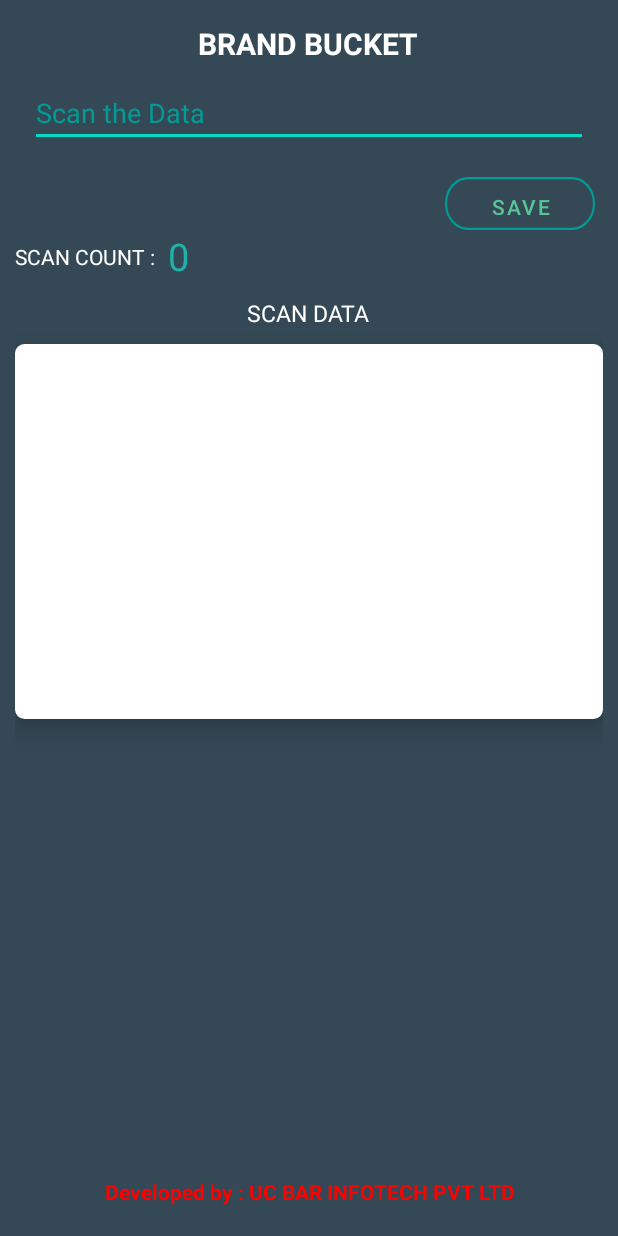
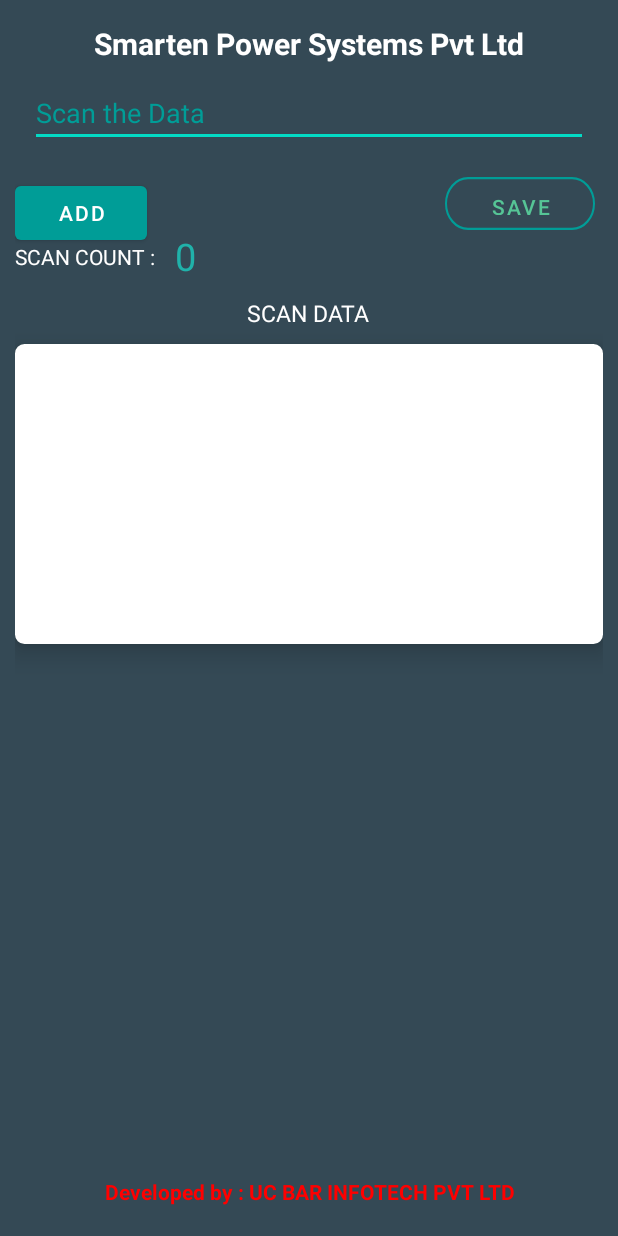
Before and after one commit to ShitaranjanHuidrom596/ScanCloud, an Android app: the screen it shows after launch (MainActivity), on a phone screen of 412 x 824 dp. Run offline under Robolectric (Android 15) with nearby library versions, the phone set to English and light mode, and no system bars.

Commit message:
New Smarten

```diff
--- a/app/build.gradle
+++ b/app/build.gradle
@@ -8,7 +8,7 @@ android {
 
     defaultConfig {
         applicationId "com.ucbar.recordkeeping"
-        minSdkVersion 22
+        minSdkVersion 20
         targetSdkVersion 30
         versionCode 1
         versionName "1.0"
--- a/app/src/main/res/layout/activity_main.xml
+++ b/app/src/main/res/layout/activity_main.xml
@@ -21,7 +21,7 @@
             android:textSize="20sp"
             android:textStyle="bold"
             android:textColor="@color/white"
-            android:text="BRAND BUCKET" />
+            android:text="Smarten Power Systems Pvt Ltd" />
 
         <EditText
             android:id="@+id/input_txt"
@@ -45,7 +45,7 @@
             android:layout_marginTop="10dp"
             android:layout_alignParentStart="true"
             android:text="Add"
-            android:visibility="gone" />
+            android:visibility="visible" />
 
         <Button
             android:id="@+id/save_btn"
@@ -74,7 +74,7 @@
             android:id="@+id/scancount_txt"
             android:layout_below="@+id/save_btn"
             android:layout_toRightOf="@+id/scancount_lbl"
-            android:layout_marginStart="5dp"
+            android:layout_marginStart="10dp"
             android:layout_width="wrap_content"
             android:layout_height="wrap_content"
             android:textSize="25sp"
@@ -106,14 +106,14 @@
                 android:id="@+id/scroll"
                 android:layout_width="match_parent"
 
-                android:layout_height="250dp">
+                android:layout_height="200dp">
 
                 <TextView
-                    android:id="@+id/shit"
+                    android:id="@+id/scandata"
                     android:layout_width="match_parent"
                     android:layout_height="wrap_content"
-                    android:layout_marginTop="30dp"
                     android:gravity="center_horizontal"
+                    android:paddingBottom="15dp"
                     android:textColor="#205072"
                     android:text="" />
             </ScrollView>
--- a/app/src/main/res/values/strings.xml
+++ b/app/src/main/res/values/strings.xml
@@ -1,3 +1,3 @@
 <resources>
-    <string name="app_name">RecordKeeping</string>
+    <string name="app_name">RecordKeeping Smarten</string>
 </resources>
```
Also changed, not shown: app/src/main/java/com/ucbar/recordkeeping/MainActivity.java (+96 -16 lines).
